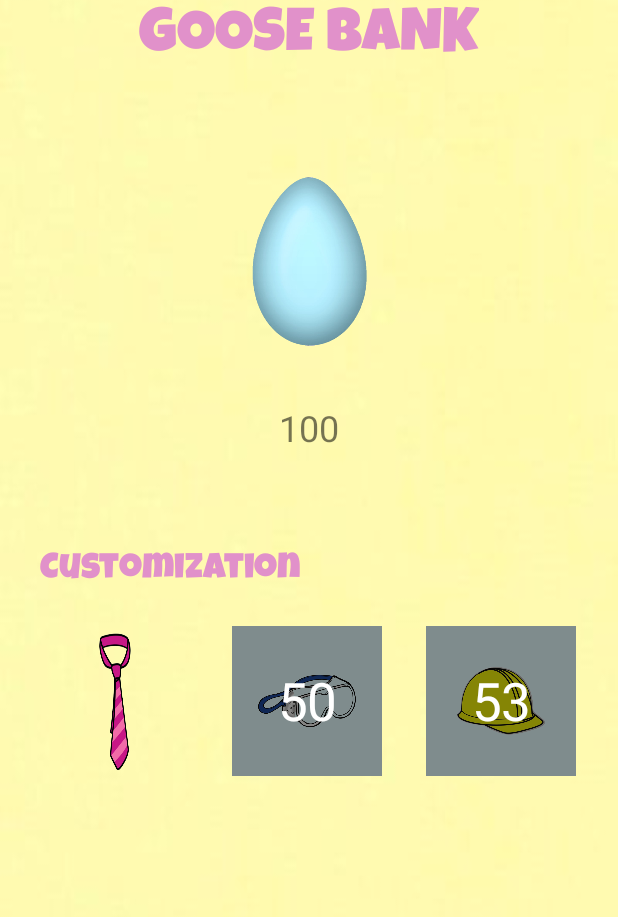
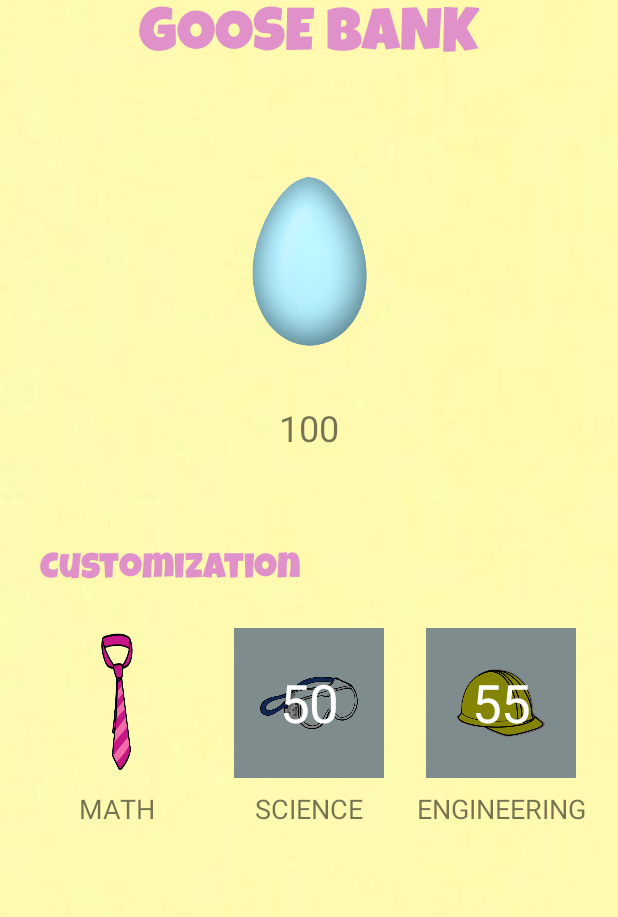
Before and after one commit to IChung14/greedy_goose, an Android app: the SettingsPage screen opened directly, with no data from a screen before it, on a phone screen of 412 x 824 dp, the part 130-1047 px from its top. Run offline under Robolectric (Android 15) with nearby library versions, the phone set to English and light mode, and no system bars.

Commit message:
helmet cost to 55. text under decorator item inserted

```diff
--- a/app/src/main/java/com/example/greedygoose/SettingsPage.kt
+++ b/app/src/main/java/com/example/greedygoose/SettingsPage.kt
@@ -35,7 +35,7 @@ class SettingsPage : AppCompatActivity() {
         }
         if (!mod.is_hard_hat_unlocked) {
             binding.customizationOption3.setBackgroundResource(R.drawable.grey_hardhat)
-            binding.customizationOption3.text = "53"
+            binding.customizationOption3.text = "55"
             binding.customizationOption3.textAlignment = View.TEXT_ALIGNMENT_CENTER
             binding.customizationOption3.setTextColor(Color.WHITE)
             binding.customizationOption3.setTextSize(35F)
--- a/app/src/main/res/layout/activity_main.xml
+++ b/app/src/main/res/layout/activity_main.xml
@@ -74,7 +74,6 @@
         android:shadowRadius="2"
         app:layout_constraintBottom_toBottomOf="parent"
         app:layout_constraintEnd_toEndOf="parent"
-        app:layout_constraintHorizontal_bias="0.475"
         app:layout_constraintStart_toStartOf="parent"
         app:layout_constraintTop_toTopOf="parent"
         app:layout_constraintVertical_bias="0.706" />
--- a/app/src/main/res/layout/activity_settings_page.xml
+++ b/app/src/main/res/layout/activity_settings_page.xml
@@ -2,73 +2,11 @@
 <androidx.constraintlayout.widget.ConstraintLayout xmlns:android="http://schemas.android.com/apk/res/android"
     xmlns:app="http://schemas.android.com/apk/res-auto"
     xmlns:tools="http://schemas.android.com/tools"
-    android:background = "@drawable/customization"
     android:layout_width="match_parent"
     android:layout_height="match_parent"
+    android:background="@drawable/customization"
     tools:context=".SettingsPage">
 
-    <CheckBox
-        android:id="@+id/customization_option2"
-        android:layout_width="100dp"
-        android:layout_height="100dp"
-        android:adjustViewBounds="true"
-        android:background="@drawable/customization_option_selector2"
-        android:button="@null"
-        android:padding="5dp"
-        android:scaleType="fitCenter"
-        app:layout_constraintBottom_toBottomOf="parent"
-        app:layout_constraintEnd_toEndOf="parent"
-        app:layout_constraintHorizontal_bias="0.152"
-        app:layout_constraintStart_toEndOf="@+id/customization_option1"
-        app:layout_constraintTop_toBottomOf="@+id/customization_title"
-        app:layout_constraintVertical_bias="0.097" />
-
-    <CheckBox
-        android:id="@+id/customization_option1"
-        android:layout_width="100dp"
-        android:layout_height="100dp"
-        android:adjustViewBounds="true"
-        android:button="@null"
-        android:padding="5dp"
-        android:scaleType="fitCenter"
-        android:background="@drawable/customization_option_selector1"
-        app:layout_constraintBottom_toBottomOf="parent"
-        app:layout_constraintEnd_toEndOf="parent"
-        app:layout_constraintHorizontal_bias="0.086"
-        app:layout_constraintStart_toStartOf="parent"
-        app:layout_constraintTop_toBottomOf="@+id/customization_title"
-        app:layout_constraintVertical_bias="0.102" />
-
-    <CheckBox
-        android:id="@+id/customization_option3"
-        android:layout_width="100dp"
-        android:layout_height="100dp"
-        android:adjustViewBounds="true"
-        android:background="@drawable/customization_option_selector3"
-        android:button="@null"
-        android:padding="5dp"
-        android:scaleType="fitCenter"
-        app:layout_constraintBottom_toBottomOf="parent"
-        app:layout_constraintEnd_toEndOf="parent"
-        app:layout_constraintHorizontal_bias="0.517"
-        app:layout_constraintStart_toEndOf="@+id/customization_option2"
-        app:layout_constraintTop_toBottomOf="@+id/customization_title"
-        app:layout_constraintVertical_bias="0.097" />
-
-    <TextView
-        android:id="@+id/customization_title"
-        android:layout_width="wrap_content"
-        android:layout_height="wrap_content"
-        android:fontFamily="@font/luckiestguy"
-        android:text="Customization"
-        android:textColor="#E191CA"
-        android:textSize="24sp"
-        app:layout_constraintBottom_toBottomOf="parent"
-        app:layout_constraintEnd_toEndOf="parent"
-        app:layout_constraintHorizontal_bias="0.113"
-        app:layout_constraintStart_toStartOf="parent"
-        app:layout_constraintTop_toTopOf="parent"
-        app:layout_constraintVertical_bias="0.533" />
 
     <TextView
         android:id="@+id/settings_title"
@@ -96,18 +34,109 @@
         app:layout_constraintTop_toTopOf="parent"
         app:layout_constraintVertical_bias="0.199"
         app:srcCompat="@drawable/egg" />
-
     <TextView
         android:id="@+id/egg_count"
         android:layout_width="wrap_content"
         android:layout_height="wrap_content"
         android:gravity="center"
-        android:text=""
         android:textSize="24sp"
         app:layout_constraintBottom_toBottomOf="parent"
         app:layout_constraintEnd_toEndOf="parent"
         app:layout_constraintStart_toStartOf="parent"
         app:layout_constraintTop_toTopOf="parent"
-        app:layout_constraintVertical_bias="0.407" />/>
+        app:layout_constraintVertical_bias="0.407" />
+
+    <TextView
+        android:id="@+id/customization_title"
+        android:layout_width="wrap_content"
+        android:layout_height="wrap_content"
+        android:fontFamily="@font/luckiestguy"
+        android:text="Customization"
+        android:textColor="#E191CA"
+        android:textSize="24sp"
+        app:layout_constraintBottom_toBottomOf="parent"
+        app:layout_constraintEnd_toEndOf="parent"
+        app:layout_constraintHorizontal_bias="0.113"
+        app:layout_constraintStart_toStartOf="parent"
+        app:layout_constraintTop_toTopOf="parent"
+        app:layout_constraintVertical_bias="0.533" />
+
+
+    <CheckBox
+        android:id="@+id/customization_option1"
+        android:layout_width="100dp"
+        android:layout_height="100dp"
+        android:adjustViewBounds="true"
+        android:background="@drawable/customization_option_selector1"
+        android:button="@null"
+        android:padding="5dp"
+        android:scaleType="fitCenter"
+        app:layout_constraintBottom_toBottomOf="parent"
+        app:layout_constraintEnd_toStartOf="@+id/customization_option2"
+        app:layout_constraintStart_toStartOf="parent"
+        app:layout_constraintTop_toBottomOf="@+id/customization_title"
+        app:layout_constraintVertical_bias="0.1" />
+
+    <CheckBox
+        android:id="@+id/customization_option2"
+        android:layout_width="100dp"
+        android:layout_height="100dp"
+        android:adjustViewBounds="true"
+        android:background="@drawable/customization_option_selector2"
+        android:button="@null"
+        android:padding="5dp"
+        android:scaleType="fitCenter"
+        app:layout_constraintBottom_toBottomOf="parent"
+        app:layout_constraintEnd_toStartOf="@+id/customization_option3"
+        app:layout_constraintStart_toEndOf="@+id/customization_option1"
+        app:layout_constraintTop_toBottomOf="@+id/customization_title"
+        app:layout_constraintVertical_bias="0.1" />
+
+    <CheckBox
+        android:id="@+id/customization_option3"
+        android:layout_width="100dp"
+        android:layout_height="100dp"
+        android:adjustViewBounds="true"
+        android:background="@drawable/customization_option_selector3"
+        android:button="@null"
+        android:padding="5dp"
+        android:scaleType="fitCenter"
+        app:layout_constraintBottom_toBottomOf="parent"
+        app:layout_constraintEnd_toEndOf="parent"
+        app:layout_constraintStart_toEndOf="@+id/customization_option2"
+        app:layout_constraintTop_toBottomOf="@+id/customization_title"
+        app:layout_constraintVertical_bias="0.1" />
+
+    <TextView
+        android:layout_width="wrap_content"
+        android:layout_height="wrap_content"
+        android:text="MATH"
+        android:textSize="18sp"
+        app:layout_constraintStart_toStartOf="@+id/customization_option1"
+        app:layout_constraintEnd_toEndOf="@id/customization_option1"
+        app:layout_constraintTop_toBottomOf="@id/customization_option1"
+        android:layout_marginTop="8dp"
+        />
+    <TextView
+        android:layout_width="wrap_content"
+        android:layout_height="wrap_content"
+        android:text="SCIENCE"
+        android:textSize="18sp"
+        app:layout_constraintStart_toStartOf="@+id/customization_option2"
+        app:layout_constraintEnd_toEndOf="@id/customization_option2"
+        app:layout_constraintTop_toBottomOf="@id/customization_option2"
+        android:layout_marginTop="8dp"
+        />
+    <TextView
+        android:layout_width="wrap_content"
+        android:layout_height="wrap_content"
+        android:text="ENGINEERING"
+        android:textSize="18sp"
+        app:layout_constraintStart_toStartOf="@+id/customization_option3"
+        app:layout_constraintEnd_toEndOf="@id/customization_option3"
+        app:layout_constraintTop_toBottomOf="@id/customization_option3"
+        android:layout_marginTop="8dp"
+        />
+
 
 </androidx.constraintlayout.widget.ConstraintLayout>
```
